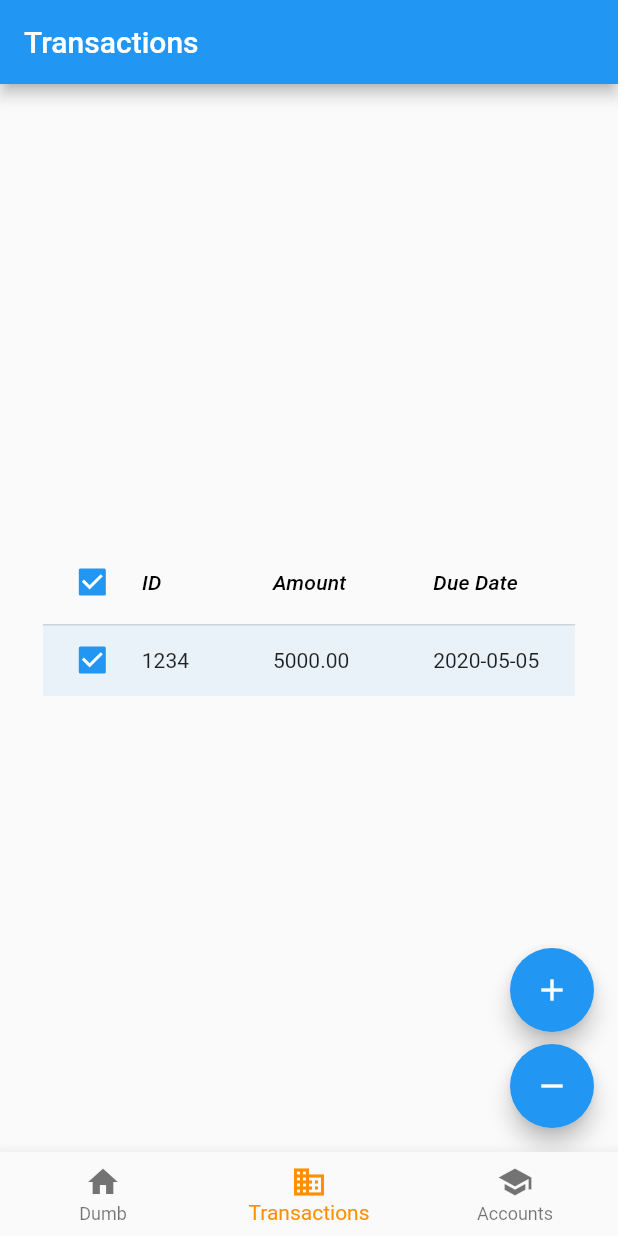
After one commit to platapp/platclient, a Flutter app: the screen it shows after launch, item 2 of the bottom bar chosen, after a tap on the "add" icon, on a phone screen of 412 x 824 dp. The commit adds this screen. Run offline on Flutter 3.47's test engine with Material 2 defaults, Android fonts, the phone set to English and light mode, and no system bars; our stand-ins replace bloc, flutter_bloc.

Commit message:
added transactions and made state migration happen

```diff
--- /dev/null
+++ b/lib/bloc/payments_bloc.dart
@@ -0,0 +1,18 @@
+import 'dart:async';
+
+import 'package:bloc/bloc.dart';
+import 'package:meta/meta.dart';
+
+part 'payments_event.dart';
+part 'payments_state.dart';
+
+class PaymentsBloc extends Bloc<PaymentsEvent, PaymentsState> {
+  PaymentsBloc() : super(PaymentsInitial());
+
+  @override
+  Stream<PaymentsState> mapEventToState(
+    PaymentsEvent event,
+  ) async* {
+    // TODO: implement mapEventToState
+  }
+}
--- /dev/null
+++ b/lib/bloc/payments_event.dart
@@ -0,0 +1,4 @@
+part of 'payments_bloc.dart';
+
+@immutable
+abstract class PaymentsEvent {}
--- /dev/null
+++ b/lib/bloc/payments_state.dart
@@ -0,0 +1,6 @@
+part of 'payments_bloc.dart';
+
+@immutable
+abstract class PaymentsState {}
+
+class PaymentsInitial extends PaymentsState {}
--- a/lib/bloc/transactions_bloc.dart
+++ b/lib/bloc/transactions_bloc.dart
@@ -1,18 +1,97 @@
 import 'dart:async';
-
+import 'package:plat/models/transactions.dart';
 import 'package:bloc/bloc.dart';
 import 'package:meta/meta.dart';
+import 'package:plat/services/transactions.dart';
 
 part 'transactions_event.dart';
 part 'transactions_state.dart';
 
 class TransactionsBloc extends Bloc<TransactionsEvent, TransactionsState> {
-  TransactionsBloc() : super(TransactionsInitial());
+  final TransactionsClient transactionsClient;
+  TransactionsBloc({@required this.transactionsClient})
+      : super(TransactionsInitial());
 
   @override
   Stream<TransactionsState> mapEventToState(
     TransactionsEvent event,
   ) async* {
-    // TODO: implement mapEventToState
+    if (event is TransactionsEventNewCandidates) {
+      yield TransactionsLoadInProgress();
+      try {
+        List<Transaction> transactions =
+            await transactionsClient.getNewCandidateTransactions(event.id);
+        if (state is TransactionsLoadSuccess) {
+          final List<Transaction> updatedTransactions =
+              List.from((state as TransactionsLoadSuccess).transactions)
+                ..addAll(transactions);
+          yield TransactionsLoadSuccess(transactions: updatedTransactions);
+        } else {
+          yield TransactionsLoadSuccess(transactions: transactions);
+        }
+      } catch (e) {
+        yield TransactionsLoadFailure(message: e.toString());
+      }
+    }
+    if (event is TransactionsEventLastSaved) {
+      yield TransactionsLoadInProgress();
+      try {
+        final transactions =
+            (await transactionsClient.getLastSavedTransactions(event.id))
+                .map((transaction) {
+          return Transaction(
+              id: transaction.id,
+              dueDate: transaction.dueDate,
+              amount: transaction.amount,
+              isIncluded: true);
+        }).toList();
+        yield TransactionsLoadSuccess(transactions: transactions);
+      } catch (e) {
+        yield TransactionsLoadFailure(message: e.toString());
+      }
+    }
+    if (event is TransactionsEventAddManual) {
+      if (state is TransactionsLoadSuccess) {
+        final List<Transaction> updatedTransactions =
+            List.from((state as TransactionsLoadSuccess).transactions)
+              ..add(event.transaction);
+        yield TransactionsLoadSuccess(transactions: updatedTransactions);
+      } else {
+        yield TransactionsLoadSuccess(transactions: [event.transaction]);
+      }
+    }
+    if (event is TransactionsEventRemoveManual) {
+      //this will rarely be used
+      if (state is TransactionsLoadSuccess) {
+        final List<Transaction> updatedTransactions =
+            (state as TransactionsLoadSuccess)
+                .transactions
+                .where((transaction) {
+          return transaction.id != event.transaction.id;
+        }).toList();
+        yield TransactionsLoadSuccess(transactions: updatedTransactions);
+      } else {
+        yield TransactionsLoadFailure(message: "No existing transactions");
+      }
+    }
+    if (event is TransactionsEventToggle) {
+      if (state is TransactionsLoadSuccess) {
+        final List<Transaction> updatedTransactions =
+            (state as TransactionsLoadSuccess).transactions.map((transaction) {
+          if (transaction.id == event.id) {
+            return Transaction(
+                id: transaction.id,
+                amount: transaction.amount,
+                dueDate: transaction.dueDate,
+                isIncluded: !transaction.isIncluded);
+          } else {
+            return transaction;
+          }
+        }).toList();
+        yield TransactionsLoadSuccess(transactions: updatedTransactions);
+      } else {
+        yield TransactionsLoadFailure(message: "No existing transactions");
+      }
+    }
   }
 }
--- a/lib/bloc/transactions_event.dart
+++ b/lib/bloc/transactions_event.dart
@@ -1,4 +1,33 @@
 part of 'transactions_bloc.dart';
 
 @immutable
-abstract class TransactionsEvent {}
+abstract class TransactionsEvent {
+  const TransactionsEvent();
+}
+
+class TransactionsEventLastSaved extends TransactionsEvent {
+  final String id;
+  TransactionsEventLastSaved({@required this.id});
+}
+
+//retrieves potential new recurrent payments
+class TransactionsEventNewCandidates extends TransactionsEvent {
+  final String id;
+  TransactionsEventNewCandidates({@required this.id});
+}
+
+//the payments class has the actual requirements (eg account#, etc)
+class TransactionsEventAddManual extends TransactionsEvent {
+  final Transaction transaction;
+  TransactionsEventAddManual({@required this.transaction});
+}
+
+class TransactionsEventToggle extends TransactionsEvent {
+  final String id;
+  TransactionsEventToggle({@required this.id});
+}
+
+class TransactionsEventRemoveManual extends TransactionsEvent {
+  final Transaction transaction;
+  TransactionsEventRemoveManual({@required this.transaction});
+}
--- a/lib/bloc/transactions_state.dart
+++ b/lib/bloc/transactions_state.dart
@@ -1,6 +1,24 @@
 part of 'transactions_bloc.dart';
 
 @immutable
-abstract class TransactionsState {}
+abstract class TransactionsState {
+  const TransactionsState();
+}
 
 class TransactionsInitial extends TransactionsState {}
+
+class TransactionsLoadInProgress extends TransactionsState {}
+
+class TransactionsLoadSuccess extends TransactionsState {
+  final List<Transaction> transactions;
+
+  const TransactionsLoadSuccess({@required this.transactions});
+
+  @override
+  List<Object> get props => [transactions];
+}
+
+class TransactionsLoadFailure extends TransactionsState {
+  final String message;
+  const TransactionsLoadFailure({@required this.message});
+}
--- a/lib/bottom_nav/view/bottom_nav_view.dart
+++ b/lib/bottom_nav/view/bottom_nav_view.dart
@@ -7,7 +7,7 @@ import '../bottom_nav.dart';
 /// A [StatelessWidget] which reacts to the provided
 /// [CounterCubit] state and notifies it in response to user input.
 /// {@endtemplate}
-class ButtomNavView extends StatelessWidget {
+class BottomNavView extends StatelessWidget {
   @override
   Widget build(BuildContext context) {
     return BlocBuilder<BottomNavCubit, int>(builder: (context, state) {
--- a/lib/main.dart
+++ b/lib/main.dart
@@ -1,16 +1,32 @@
 import 'package:bloc/bloc.dart';
-import 'package:flutter/material.dart';
 import 'package:plat/services/payday.dart';
 import 'package:plat/simple_bloc_observer.dart';
 import 'package:http/http.dart' as http;
 import 'package:flutter/material.dart';
 import 'package:plat/pages/payday.dart';
+import 'package:plat/pages/transactions.dart';
+import 'package:flutter_bloc/flutter_bloc.dart';
+import 'package:plat/bottom_nav/bottom_nav.dart';
+import 'package:plat/bottom_nav/view/bottom_nav_view.dart';
+import 'package:plat/services/transactions.dart';
 
 void main() {
   Bloc.observer = SimpleBlocObserver();
   final PaydayClient payDay = PaydayClient(httpClient: http.Client());
+  final TransactionsClient transactionsClient =
+      TransactionsClient(httpClient: http.Client());
   runApp(MaterialApp(
-      home: Payday(
-    paydayClient: payDay,
-  )));
+      home: BlocProvider(
+          create: (_) => BottomNavCubit(),
+          child: Scaffold(
+              body: BlocBuilder<BottomNavCubit, int>(builder: (context, state) {
+                print(state);
+                if (state == 0) {
+                  return Payday(paydayClient: payDay);
+                }
+                if (state == 1) {
+                  return Transactions(transactionsClient: transactionsClient);
+                }
+              }),
+              bottomNavigationBar: BottomNavView()))));
 }
--- /dev/null
+++ b/lib/models/transactions.dart
@@ -0,0 +1,20 @@
+import 'package:flutter/material.dart';
+
+class Transaction {
+  final String id;
+  final String dueDate;
+  final String amount; //string to keep decimal precision
+  final bool
+      isIncluded; //to see whether to use in calculation of daily disbursement
+  Transaction(
+      {@required this.id,
+      @required this.dueDate,
+      @required this.amount,
+      @required this.isIncluded});
+
+  Transaction.fromJson(Map<String, dynamic> json)
+      : id = json['id'],
+        dueDate = json['dueDate'],
+        amount = json['amount'],
+        isIncluded = false;
+}
--- /dev/null
+++ b/lib/pages/transactions.dart
@@ -0,0 +1,105 @@
+import 'package:flutter/material.dart';
+import 'package:plat/bloc/payday_bloc.dart';
+import 'package:flutter_bloc/flutter_bloc.dart';
+import 'package:plat/bloc/transactions_bloc.dart';
+import 'package:plat/services/transactions.dart';
+
+class Transactions extends StatelessWidget {
+  final TransactionsClient transactionsClient;
+
+  Transactions({Key key, @required this.transactionsClient})
+      : assert(transactionsClient != null),
+        super(key: key);
+
+  @override
+  Widget build(BuildContext context) {
+    return BlocProvider(
+      create: (context) =>
+          TransactionsBloc(transactionsClient: transactionsClient),
+      child: TransactionsPage(),
+    );
+  }
+}
+
+class TransactionsPage extends StatelessWidget {
+  @override
+  Widget build(BuildContext context) {
+    return Scaffold(
+      appBar: AppBar(title: const Text('Transactions')),
+      body: Center(
+        child: BlocBuilder<TransactionsBloc, TransactionsState>(
+          builder: (context, state) {
+            if (state is TransactionsInitial) {
+              return Center(
+                  child: Text('I need to fix this to load automatically'));
+            }
+            if (state is TransactionsLoadInProgress) {
+              return Center(child: CircularProgressIndicator());
+            }
+            if (state is TransactionsLoadSuccess) {
+              final transactions = state.transactions;
+              return DataTable(
+                  columns: const <DataColumn>[
+                    DataColumn(
+                      label: Text(
+                        'ID',
+                        style: TextStyle(fontStyle: FontStyle.italic),
+                      ),
+                    ),
+                    DataColumn(
+                      label: Text(
+                        'Amount',
+                        style: TextStyle(fontStyle: FontStyle.italic),
+                      ),
+                    ),
+                    DataColumn(
+                      label: Text(
+                        'Due Date',
+                        style: TextStyle(fontStyle: FontStyle.italic),
+                      ),
+                    ),
+                  ],
+                  rows: transactions.map((transaction) {
+                    return DataRow(
+                        onSelectChanged: (_) =>
+                            BlocProvider.of<TransactionsBloc>(context).add(
+                                TransactionsEventToggle(id: transaction.id)),
+                        selected: transaction.isIncluded,
+                        cells: <DataCell>[
+                          DataCell(Text(transaction.id)),
+                          DataCell(Text(transaction.amount)),
+                          DataCell(Text(transaction.dueDate)),
+                          //DataCell(Text(transaction.isIncluded)),
+                        ]);
+                  }).toList());
+            }
+            if (state is PaydayLoadFailure) {
+              return Text(
+                'Something went wrong!',
+                style: TextStyle(color: Colors.red),
+              );
+            }
+          },
+        ),
+      ),
+      floatingActionButton: Column(
+        mainAxisAlignment: MainAxisAlignment.end,
+        crossAxisAlignment: CrossAxisAlignment.end,
+        children: <Widget>[
+          FloatingActionButton(
+              key: const Key('counterView_increment_floatingActionButton'),
+              child: const Icon(Icons.add),
+              onPressed: () => BlocProvider.of<TransactionsBloc>(context)
+                  .add(TransactionsEventLastSaved(id: 'someid'))),
+          const SizedBox(height: 8),
+          FloatingActionButton(
+              key: const Key('counterView_decrement_floatingActionButton'),
+              child: const Icon(Icons.remove),
+              onPressed: () => BlocProvider.of<TransactionsBloc>(context)
+                  .add(TransactionsEventNewCandidates(id: 'someid'))),
+        ],
+      ),
+      //bottomNavigationBar: BottomNavPage(),
+    );
+  }
+}
--- /dev/null
+++ b/lib/services/transactions.dart
@@ -0,0 +1,47 @@
+import 'package:meta/meta.dart';
+import 'package:http/http.dart' as http;
+import 'package:plat/models/transactions.dart';
+
+class TransactionsClient {
+  static const baseUrl = 'https://www.metaweather.com';
+  final http.Client httpClient;
+
+  TransactionsClient({
+    @required this.httpClient,
+  }) : assert(httpClient != null);
+  Future<List<Transaction>> getLastSavedTransactions(String id) async {
+    //final locationUrl = '$baseUrl/api/location/search/?query=$id';
+    //final locationResponse = await this.httpClient.get(locationUrl);
+    //if (locationResponse.statusCode != 200) {
+    //  throw Exception('error getting locationId for city');
+    //}
+
+    //final locationJson = jsonDecode(locationResponse.body) as List;
+
+    return [
+      Transaction(
+          id: "1234",
+          dueDate: "2020-05-05",
+          amount: "5000.00",
+          isIncluded: false)
+    ]; //mock
+  }
+
+  Future<List<Transaction>> getNewCandidateTransactions(String id) async {
+    //final locationUrl = '$baseUrl/api/location/search/?query=$id';
+    //final locationResponse = await this.httpClient.get(locationUrl);
+    //if (locationResponse.statusCode != 200) {
+    //  throw Exception('error getting locationId for city');
+    //}
+
+    //final locationJson = jsonDecode(locationResponse.body) as List;
+
+    return [
+      Transaction(
+          id: "5678",
+          dueDate: "2020-05-05",
+          amount: "3500.00",
+          isIncluded: false)
+    ];
+  }
+}
```
